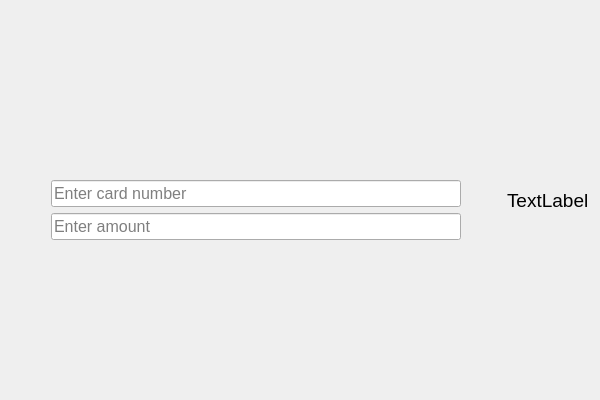
Qt form frontend/TransferWidget.ui (katerynabratiuk/ATM) before a commit.
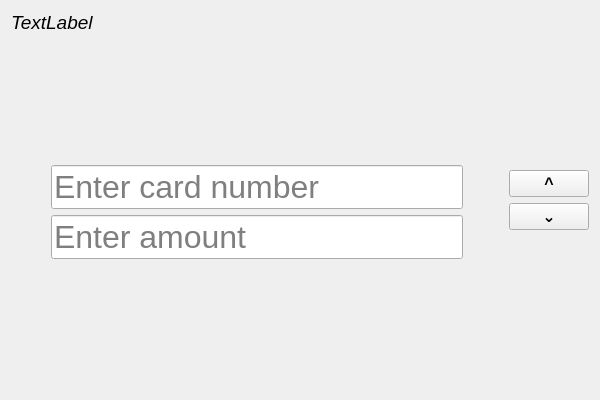
The same form after that commit.

Commit message: feat: polish ui

What changed in the file:
```diff
--- a/frontend/TransferWidget.ui
+++ b/frontend/TransferWidget.ui
@@ -15,6 +15,19 @@
   </property>
   <layout class="QGridLayout" name="gridLayout_3">
    <item row="0" column="0">
+    <widget class="QLabel" name="label">
+     <property name="font">
+      <font>
+       <pointsize>14</pointsize>
+       <italic>true</italic>
+      </font>
+     </property>
+     <property name="text">
+      <string>TextLabel</string>
+     </property>
+    </widget>
+   </item>
+   <item row="1" column="0">
     <layout class="QGridLayout" name="gridLayout_2">
      <property name="sizeConstraint">
       <enum>QLayout::SizeConstraint::SetDefaultConstraint</enum>
@@ -36,6 +49,11 @@
        </item>
        <item>
         <widget class="QLabel" name="errorInfo">
+         <property name="font">
+          <font>
+           <pointsize>12</pointsize>
+          </font>
+         </property>
          <property name="text">
           <string/>
          </property>
@@ -45,7 +63,7 @@
         <widget class="QLineEdit" name="cardForm">
          <property name="font">
           <font>
-           <pointsize>12</pointsize>
+           <pointsize>24</pointsize>
           </font>
          </property>
          <property name="placeholderText">
@@ -57,7 +75,7 @@
         <widget class="QLineEdit" name="amountForm">
          <property name="font">
           <font>
-           <pointsize>12</pointsize>
+           <pointsize>24</pointsize>
           </font>
          </property>
          <property name="placeholderText">
@@ -112,20 +130,34 @@
         </spacer>
        </item>
        <item>
-        <widget class="QLabel" name="optMove">
+        <widget class="QPushButton" name="btnUp">
          <property name="sizePolicy">
-          <sizepolicy hsizetype="Preferred" vsizetype="Preferred">
+          <sizepolicy hsizetype="Minimum" vsizetype="Fixed">
            <horstretch>0</horstretch>
            <verstretch>0</verstretch>
           </sizepolicy>
          </property>
          <property name="font">
           <font>
-           <pointsize>14</pointsize>
+           <pointsize>12</pointsize>
+           <bold>true</bold>
           </font>
          </property>
          <property name="text">
-          <string>TextLabel</string>
+          <string>^</string>
+         </property>
+        </widget>
+       </item>
+       <item>
+        <widget class="QPushButton" name="btnDown">
+         <property name="font">
+          <font>
+           <pointsize>12</pointsize>
+           <bold>true</bold>
+          </font>
+         </property>
+         <property name="text">
+          <string>⌄</string>
          </property>
         </widget>
        </item>
@@ -162,6 +194,22 @@
      </item>
     </layout>
    </item>
+   <item row="2" column="0">
+    <spacer name="verticalSpacer_5">
+     <property name="orientation">
+      <enum>Qt::Orientation::Vertical</enum>
+     </property>
+     <property name="sizeType">
+      <enum>QSizePolicy::Policy::Fixed</enum>
+     </property>
+     <property name="sizeHint" stdset="0">
+      <size>
+       <width>20</width>
+       <height>30</height>
+      </size>
+     </property>
+    </spacer>
+   </item>
   </layout>
  </widget>
  <layoutdefault spacing="6" margin="11"/>
```
Left out of the diff: 32 changed lines with no effect on the pictures. The commit also changes 2 other files.
